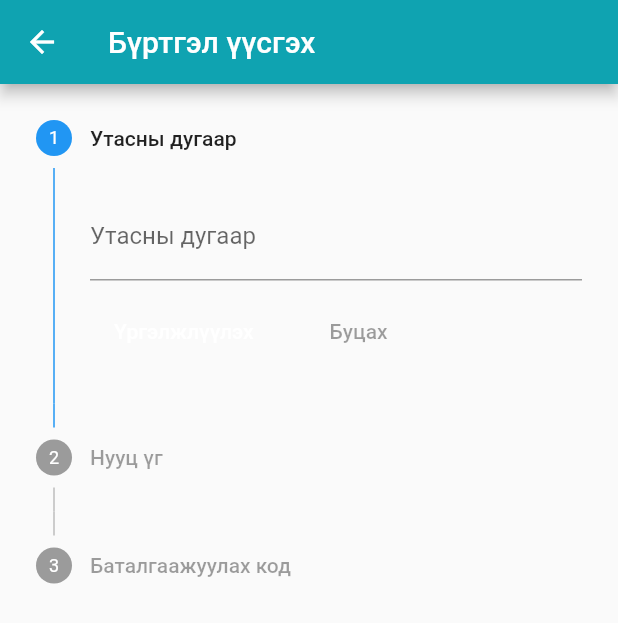
After one commit to batrdn/placely-mobile, a Flutter app: the screen it shows after launch, after a tap on "Бүртгүүлэх", on a phone screen of 412 x 824 dp. The commit adds this screen. Shown: the top 623 px of the screen. Run offline on Flutter 3.47's test engine with Material 2 defaults, Android fonts, the phone set to English and light mode, and no system bars; our stand-ins replace flutter_svg, google_fonts, simple_animations.

Commit message:
compelted the registration ui

```diff
--- a/lib/main.dart
+++ b/lib/main.dart
@@ -1,9 +1,8 @@
 import 'package:flutter/material.dart';
 import 'package:google_fonts/google_fonts.dart';
 import 'package:placely_mobile/constants.dart';
-import 'package:placely_mobile/furniture/furniture_screen.dart';
-
-import 'home/home.dart';
+import 'package:placely_mobile/pages/furniture/furniture_screen.dart';
+import 'package:placely_mobile/pages/home/home.dart';
 
 void main() {
   runApp(MyApp());
@@ -21,7 +20,7 @@ class MyApp extends StatelessWidget {
         accentColor: primaryColor,
         visualDensity: VisualDensity.adaptivePlatformDensity,
       ),
-      home: FurnitureScreen(),
+      home: HomePage(),
     );
   }
 }
--- a/lib/details/components/body.dart
+++ b/lib/pages/details/components/body.dart
@@ -1,6 +1,6 @@
 import 'package:flutter/material.dart';
 import 'package:placely_mobile/constants.dart';
-import 'package:placely_mobile/model/furniture.dart';
+import 'package:placely_mobile/models/furniture.dart';
 
 import 'view_and_add_to_cart.dart';
 import 'furniture_image.dart';
--- a/lib/details/details_screen.dart
+++ b/lib/pages/details/details_screen.dart
@@ -1,7 +1,7 @@
 import 'package:flutter/material.dart';
 import 'package:flutter_svg/svg.dart';
 import 'package:placely_mobile/constants.dart';
-import 'package:placely_mobile/model/furniture.dart';
+import 'package:placely_mobile/models/furniture.dart';
 
 import 'components/body.dart';
 
--- a/lib/furniture/components/body.dart
+++ b/lib/pages/furniture/components/body.dart
@@ -1,7 +1,7 @@
 import 'package:flutter/material.dart';
 import 'package:placely_mobile/constants.dart';
-import 'package:placely_mobile/details/details_screen.dart';
-import 'package:placely_mobile/model/furniture.dart';
+import 'package:placely_mobile/pages/details/details_screen.dart';
+import 'package:placely_mobile/models/furniture.dart';
 
 import 'category_list.dart';
 import 'furniture_card.dart';
--- a/lib/furniture/components/furniture_card.dart
+++ b/lib/pages/furniture/components/furniture_card.dart
@@ -1,6 +1,6 @@
 import 'package:flutter/material.dart';
 import 'package:placely_mobile/constants.dart';
-import 'package:placely_mobile/model/furniture.dart';
+import 'package:placely_mobile/models/furniture.dart';
 
 class FurnitureCard extends StatelessWidget {
   const FurnitureCard({
--- a/lib/home/home.dart
+++ b/lib/pages/home/home.dart
@@ -1,11 +1,11 @@
-import 'package:flutter/cupertino.dart';
 import 'package:flutter/material.dart';
 import 'package:placely_mobile/animations/fade_animation.dart';
-import 'package:placely_mobile/home/components/fingerprint_button.dart';
-import 'package:placely_mobile/home/components/login_button.dart';
-import 'package:placely_mobile/home/components/password_field.dart';
-import 'package:placely_mobile/home/components/phone_field.dart';
-import 'package:placely_mobile/home/components/register_button.dart';
+import 'package:placely_mobile/pages/home/components/fingerprint_button.dart';
+import 'package:placely_mobile/pages/home/components/login_button.dart';
+import 'package:placely_mobile/pages/home/components/password_field.dart';
+import 'package:placely_mobile/pages/home/components/phone_field.dart';
+import 'package:placely_mobile/pages/home/components/register_button.dart';
+import 'package:placely_mobile/pages/registration/registration.dart';
 
 class HomePage extends StatelessWidget {
   @override
@@ -43,14 +43,18 @@ class HomePage extends StatelessWidget {
                   child: FadeAnimation(
                       2,
                       Row(
-                        children: [
-                          LoginButton(),
-                          FingerPrintButton()
-                        ],
+                        children: [LoginButton(), FingerPrintButton()],
                       )),
                 ),
                 Center(
-                  child: FadeAnimation(2, RegisterButton()),
+                  child: GestureDetector(
+                      onTap: () {
+                        Navigator.push(
+                            context,
+                            MaterialPageRoute(
+                                builder: (context) => RegistrationPage()));
+                      },
+                      child: FadeAnimation(2, RegisterButton())),
                 )
               ],
             )
--- /dev/null
+++ b/lib/pages/registration/registration.dart
@@ -0,0 +1,108 @@
+import 'package:flutter/cupertino.dart';
+import 'package:flutter/material.dart';
+import 'package:placely_mobile/constants.dart';
+
+class RegistrationPage extends StatefulWidget {
+  @override
+  RegistrationPageState createState() => new RegistrationPageState();
+}
+
+class RegistrationPageState extends State<RegistrationPage> {
+  int currentStep = 0;
+  bool isComplete = false;
+
+  next() {
+    currentStep + 1 != steps.length
+        ? goTo(currentStep + 1)
+        : setState(() => isComplete = true);
+  }
+
+  goTo(int step) {
+    setState(() => currentStep = step);
+  }
+
+  cancel() {
+    if (currentStep > 0) {
+      goTo(currentStep - 1);
+    }
+  }
+
+  List<Step> steps = [
+    Step(
+      title: const Text('Утасны дугаар'),
+      isActive: true,
+      state: StepState.indexed,
+      content: Column(
+        children: <Widget>[
+          TextFormField(
+            decoration: InputDecoration(labelText: 'Утасны дугаар'),
+          )
+        ],
+      ),
+    ),
+    Step(
+      isActive: false,
+      state: StepState.disabled,
+      title: const Text('Нууц үг'),
+      content: Column(
+        children: <Widget>[
+          TextFormField(
+            decoration: InputDecoration(labelText: 'Нууц үг'),
+          ),
+        ],
+      ),
+    ),
+    Step(
+      state: StepState.disabled,
+      title: const Text('Баталгаажуулах код'),
+      content: Column(
+        children: <Widget>[
+          TextFormField(
+            decoration: InputDecoration(labelText: 'Баталгаажуулах код'),
+          ),
+        ],
+      ),
+    ),
+  ];
+
+  @override
+  Widget build(BuildContext context) {
+    return new Scaffold(
+        appBar: AppBar(
+          title: Text('Бүртгэл үүсгэх'),
+        ),
+        body: Column(children: <Widget>[
+          Expanded(
+            child: Stepper(
+              currentStep: currentStep,
+              onStepContinue: next,
+              onStepCancel: cancel,
+              steps: steps,
+              controlsBuilder: (BuildContext context,
+                  {VoidCallback onStepContinue, VoidCallback onStepCancel}) {
+                return Row(
+                  children: <Widget>[
+                    Container(
+                      child: FlatButton(
+                        onPressed: onStepContinue,
+                        color: primaryColor,
+                        textColor: Colors.white,
+                        child: const Text('Үргэлжлүүлэх'),
+                      ),
+                      margin: EdgeInsets.only(right: 10, top: 10),
+                    ),
+                    Container(
+                      child: FlatButton(
+                        onPressed: onStepCancel,
+                        child: const Text('Буцах'),
+                      ),
+                      margin: EdgeInsets.only(top: 10)
+                    )
+                  ],
+                );
+              },
+            ),
+          ),
+        ]));
+  }
+}
```
Also changed, not shown: lib/models/furniture.dart (renamed from lib/model/furniture.dart), lib/pages/details/components/furniture_image.dart (renamed from lib/details/components/furniture_image.dart), lib/pages/details/components/view_and_add_to_cart.dart (renamed from lib/details/components/view_and_add_to_cart.dart), lib/pages/furniture/components/category_list.dart (renamed from lib/furniture/components/category_list.dart), lib/pages/furniture/furniture_screen.dart (renamed from lib/furniture/furniture_screen.dart), lib/pages/home/components/fingerprint_button.dart (renamed from lib/home/components/fingerprint_button.dart), lib/pages/home/components/login_button.dart (renamed from lib/home/components/login_button.dart), lib/pages/home/components/password_field.dart (renamed from lib/home/components/password_field.dart), lib/pages/home/components/phone_field.dart (renamed from lib/home/components/phone_field.dart), lib/pages/home/components/register_button.dart (renamed from lib/home/components/register_button.dart).
